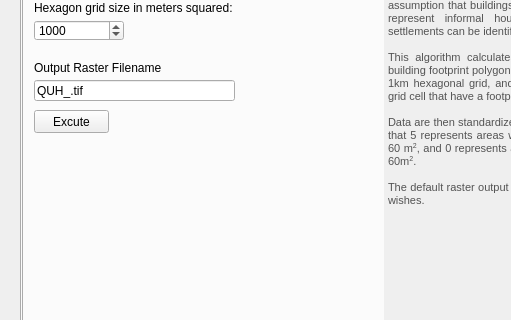
Qt form gender_indicator_tool/gender_indicator_tool_dialog_base.ui (worldbank/GEEST) before a commit; both pictures show x 0 to 511 and y 152 to 472 of the 826 by 616 pixel window.
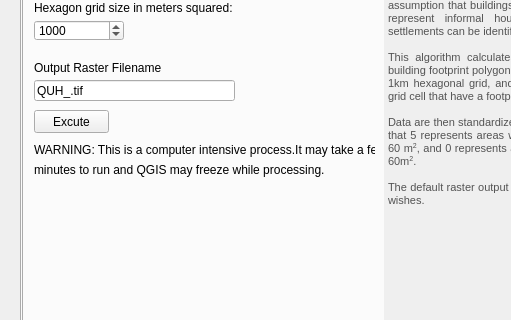
The same form after that commit. The open tabs and pages were chosen to show the change. Custom widgets are drawn as their Qt base class.

Commit message: Added reclassify functionality to Inisghts tab.

Patch:
```diff
--- a/gender_indicator_tool/gender_indicator_tool_dialog_base.ui
+++ b/gender_indicator_tool/gender_indicator_tool_dialog_base.ui
@@ -4660,6 +4660,45 @@
 &lt;p align=&quot;justify&quot; style=&quot; margin-top:0px; margin-bottom:0px; margin-left:0px; margin-right:0px; -qt-block-indent:0; text-indent:0px;&quot;&gt;&lt;span style=&quot; font-size:8pt; color:#535353;&quot;&gt;The default raster output filename does not need to be altered unless the user wishes.&lt;/span&gt;&lt;/p&gt;&lt;/body&gt;&lt;/html&gt;</string>
        </property>
       </widget>
+      <widget class="QLabel" name="QUH_status">
+       <property name="geometry">
+        <rect>
+         <x>90</x>
+         <y>180</y>
+         <width>251</width>
+         <height>20</height>
+        </rect>
+       </property>
+       <property name="text">
+        <string/>
+       </property>
+      </widget>
+      <widget class="QLabel" name="QUH_status_2">
+       <property name="geometry">
+        <rect>
+         <x>10</x>
+         <y>210</y>
+         <width>341</width>
+         <height>20</height>
+        </rect>
+       </property>
+       <property name="text">
+        <string>WARNING: This is a computer intensive process.It may take a few</string>
+       </property>
+      </widget>
+      <widget class="QLabel" name="QUH_status_3">
+       <property name="geometry">
+        <rect>
+         <x>10</x>
+         <y>230</y>
+         <width>351</width>
+         <height>20</height>
+        </rect>
+       </property>
+       <property name="text">
+        <string>minutes to run and QGIS may freeze while processing.</string>
+       </property>
+      </widget>
      </widget>
      <widget class="QWidget" name="tab_31">
       <attribute name="title">
```
Left out of the diff: 227 changed lines with no effect on the pictures. The commit also changes 2 other files.
